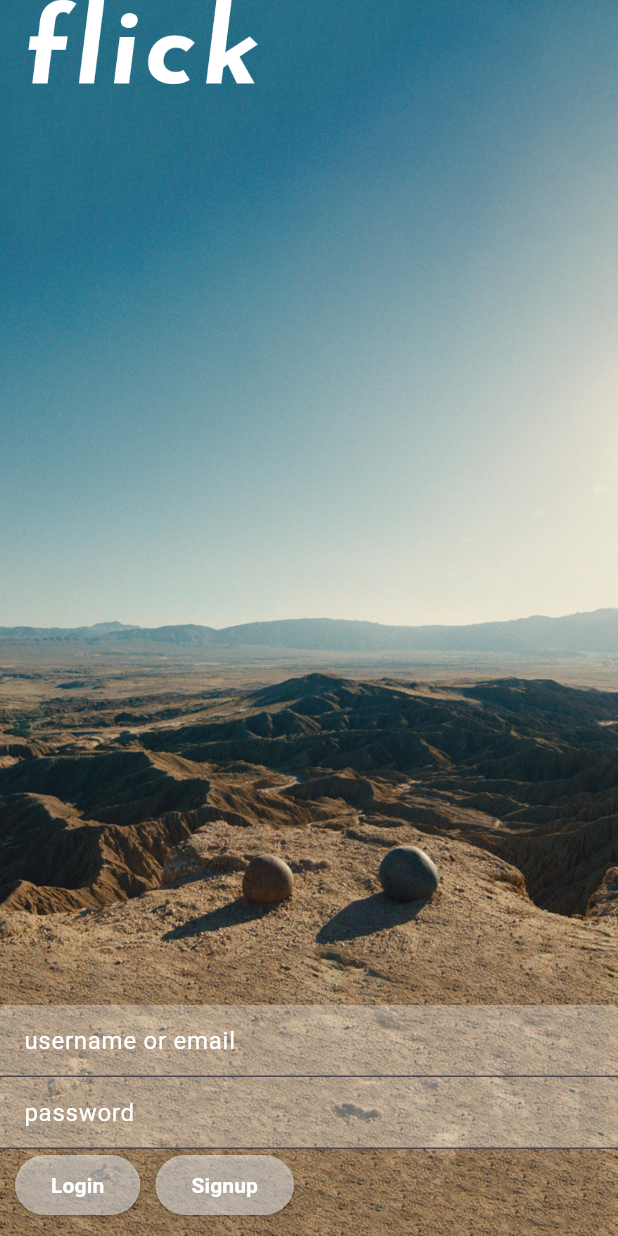
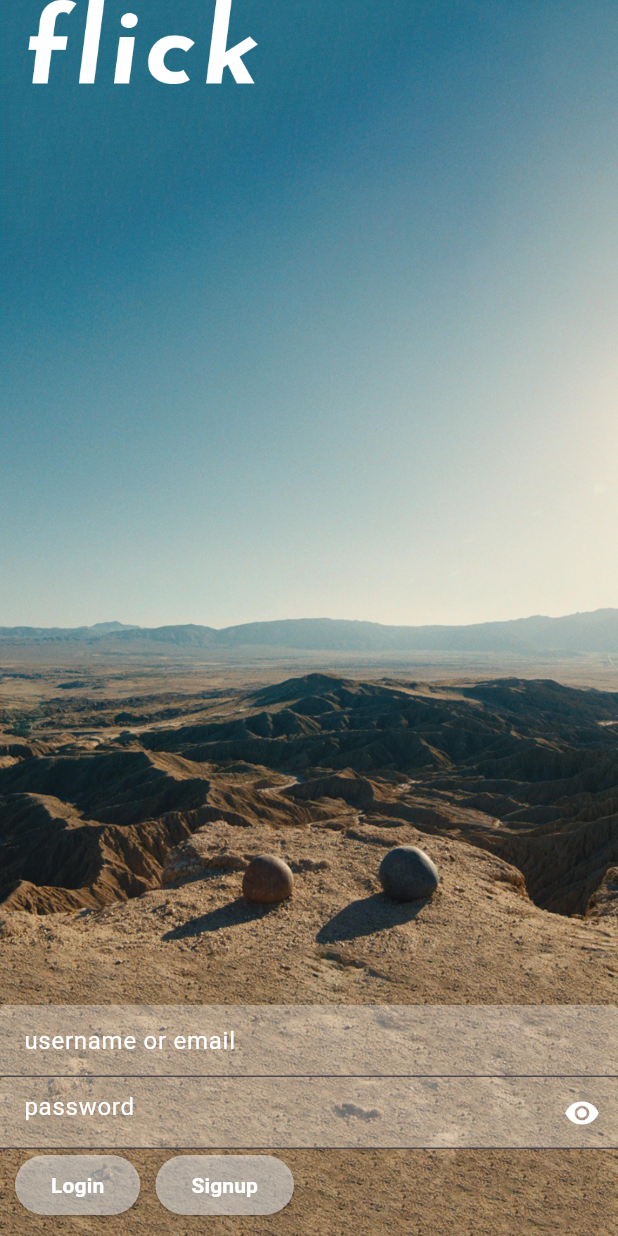
Before and after one commit to akarshbr/flick, a Flutter app: the LoginScreen screen opened directly, on a phone screen of 412 x 824 dp. Run offline on Flutter 3.47's test engine with Material 3 defaults, Android fonts, the phone set to English and light mode, and no system bars; our stand-ins replace font_awesome_flutter.

Commit message:
modified login screen(password visibility added)

```diff
--- a/lib/view/login_signup/login/login_screen.dart
+++ b/lib/view/login_signup/login/login_screen.dart
@@ -1,6 +1,8 @@
 import 'package:flick/utils/constants.dart';
 import 'package:flick/view/custom_widget/login_signup_appbar.dart';
 import 'package:flutter/material.dart';
+import 'package:provider/provider.dart';
+import '../../../controller/password_visibility_controller.dart';
 import '../../custom_widget/login_signup_elevated_button.dart';
 import '../../custom_widget/login_signup_text_field.dart';
 
@@ -25,8 +27,35 @@ class LoginScreen extends StatelessWidget {
           children: [
             LoginSignupTextField(
                 hintText: 'username or email', controller: emailUsernameController),
-            LoginSignupTextField(hintText: "password", controller: passwordController),
-            Padding(
+            Consumer<PasswordVisibilityProvider>(builder: (context, visibilityProvider1, _) {
+              return TextFormField(
+                obscureText: visibilityProvider1.visibility,
+                controller: passwordController,
+                cursorColor: Colors.white,
+                style: const TextStyle(color: inputTextColor),
+                decoration: InputDecoration(
+                    filled: true,
+                    fillColor: fillClr.withOpacity(.3),
+                    hintText: "password",
+                    hintStyle: const TextStyle(color: hintTextClr),
+                    focusedBorder:
+                    const UnderlineInputBorder(borderSide: BorderSide(color: fillClr)),
+                    suffixIcon: IconButton(
+                        onPressed: () {
+                          visibilityProvider1.iconPressed();
+                        },
+                        icon: visibilityProvider1.visibility
+                            ? Icon(
+                          Icons.visibility,
+                          color: checkboxIconColor,
+                        )
+                            : Icon(
+                          Icons.visibility_off,
+                          color: checkboxIconColor,
+                        ))),
+              );
+            }),
+            const Padding(
               padding: EdgeInsets.only(left: 10),
               child: Row(
                 children: [
```
